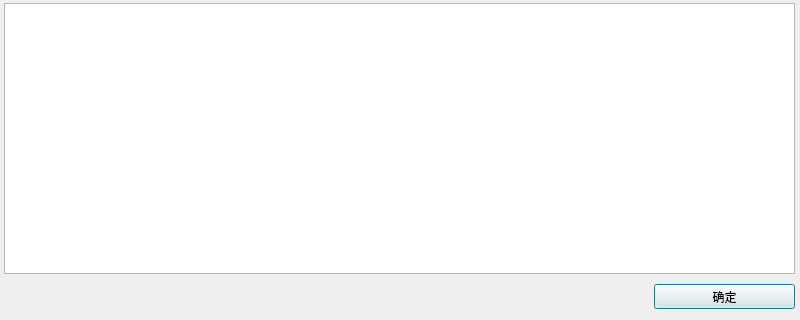
cnldw/FinanceFileReader, file src/dialogchooseofdconfig.ui: the form before one commit.
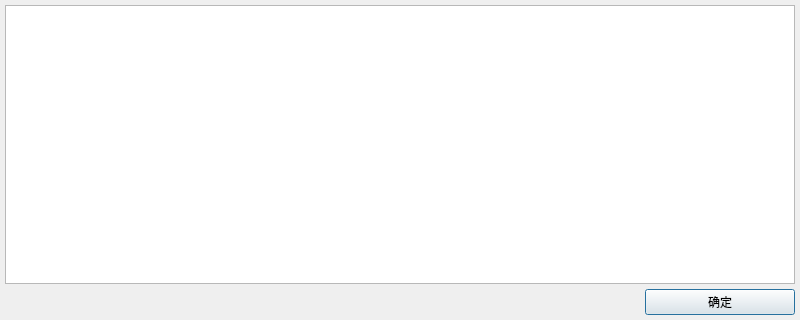
The form after the commit.

Patch:
```diff
--- a/src/dialogchooseofdconfig.ui
+++ b/src/dialogchooseofdconfig.ui
@@ -11,7 +11,7 @@
    </rect>
   </property>
   <property name="sizePolicy">
-   <sizepolicy hsizetype="Fixed" vsizetype="Fixed">
+   <sizepolicy hsizetype="Preferred" vsizetype="Preferred">
     <horstretch>0</horstretch>
     <verstretch>0</verstretch>
    </sizepolicy>
@@ -24,36 +24,46 @@
   </property>
   <property name="maximumSize">
    <size>
-    <width>800</width>
-    <height>320</height>
+    <width>16777215</width>
+    <height>16777215</height>
    </size>
   </property>
   <property name="windowTitle">
    <string>Dialog</string>
   </property>
-  <widget class="QTableWidget" name="tableWidget">
-   <property name="geometry">
-    <rect>
-     <x>4</x>
-     <y>3</y>
-     <width>791</width>
-     <height>271</height>
-    </rect>
+  <layout class="QVBoxLayout" name="verticalLayout">
+   <property name="spacing">
+    <number>5</number>
    </property>
-  </widget>
-  <widget class="QPushButton" name="pushButton">
-   <property name="geometry">
-    <rect>
-     <x>654</x>
-     <y>284</y>
-     <width>141</width>
-     <height>25</height>
-    </rect>
+   <property name="leftMargin">
+    <number>5</number>
    </property>
-   <property name="text">
-    <string>确定</string>
+   <property name="topMargin">
+    <number>5</number>
    </property>
-  </widget>
+   <property name="rightMargin">
+    <number>5</number>
+   </property>
+   <property name="bottomMargin">
+    <number>5</number>
+   </property>
+   <item>
+    <widget class="QTableWidget" name="tableWidget"/>
+   </item>
+   <item alignment="Qt::AlignRight">
+    <widget class="QPushButton" name="pushButton">
+     <property name="minimumSize">
+      <size>
+       <width>150</width>
+       <height>0</height>
+      </size>
+     </property>
+     <property name="text">
+      <string>确定</string>
+     </property>
+    </widget>
+   </item>
+  </layout>
  </widget>
  <resources/>
  <connections/>
```
